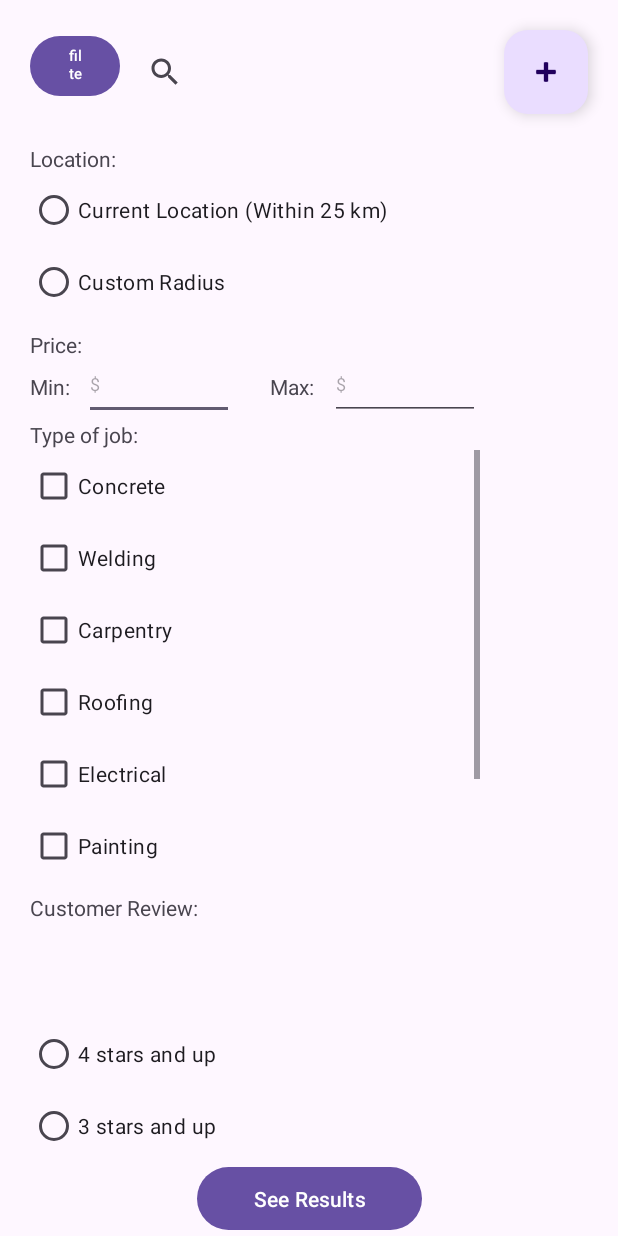
After one commit to branden6/Lend_A_Hand, an Android app: the SearchFilterActivity screen opened directly, with no data from a screen before it, on a phone screen of 412 x 824 dp. The commit adds this screen. Run offline under Robolectric (Android 15) with nearby library versions, the phone set to English and light mode, and no system bars.

Commit message:
created search filter activity, Added the filters, made different groups for different categories of filter. Changed filter functionality for main page... Having dinner, will be back

```diff
--- a/app/src/main/AndroidManifest.xml
+++ b/app/src/main/AndroidManifest.xml
@@ -13,6 +13,9 @@
         android:theme="@style/Theme.LendAHand"
         tools:targetApi="31">
         <activity
+            android:name=".SearchFilterActivity"
+            android:exported="false" />
+        <activity
             android:name=".MainActivity"
             android:exported="true">
             <intent-filter>
--- a/app/src/main/java/com/example/lendahand/MainActivity.java
+++ b/app/src/main/java/com/example/lendahand/MainActivity.java
@@ -1,6 +1,9 @@
 package com.example.lendahand;
 
+import android.content.Intent;
 import android.os.Bundle;
+import android.view.View;
+import android.widget.Button;
 import android.widget.ImageView;
 import android.widget.RatingBar;
 import android.widget.TextView;
@@ -17,6 +20,8 @@ public class MainActivity extends AppCompatActivity { //homescreen
     ImageView imageView1, imageView2, imageView3, imageView4, imageView5, imageView6;
     TextView textView1, textView2, textView3, textView4, textView5, textView6;
 
+    Button filterButton;
+
     @Override
     protected void onCreate(Bundle savedInstanceState) {
         super.onCreate(savedInstanceState);
@@ -29,6 +34,17 @@ public class MainActivity extends AppCompatActivity { //homescreen
         setPicturesOnListings();
         //set the listing price and name with method:
         setTextPriceAndListing();
+
+        //When filter button is selected, go to SearchFilterActivity class:
+        filterButton = findViewById(R.id.filterButton);
+        filterButton.setOnClickListener(new View.OnClickListener() {
+            @Override
+            public void onClick(View v) {
+                Intent intent = new Intent(MainActivity.this, SearchFilterActivity.class);
+                startActivity(intent);
+            }
+        });
+
 
 
 
--- /dev/null
+++ b/app/src/main/java/com/example/lendahand/SearchFilterActivity.java
@@ -0,0 +1,50 @@
+package com.example.lendahand;
+
+import android.os.Bundle;
+import android.text.Editable;
+import android.text.TextWatcher;
+import android.widget.EditText;
+
+import androidx.activity.EdgeToEdge;
+import androidx.appcompat.app.AppCompatActivity;
+import androidx.core.graphics.Insets;
+import androidx.core.view.ViewCompat;
+import androidx.core.view.WindowInsetsCompat;
+
+public class SearchFilterActivity extends AppCompatActivity {
+    EditText editTextMinPrice, editTextMaxPrice;
+
+    @Override
+    protected void onCreate(Bundle savedInstanceState) {
+        super.onCreate(savedInstanceState);
+        EdgeToEdge.enable(this);
+        setContentView(R.layout.activity_search_filter);
+
+        //addDollarSignToPrices(); //Just adding a dollar sign on the entered values for min/max price
+
+        ViewCompat.setOnApplyWindowInsetsListener(findViewById(R.id.main), (v, insets) -> {
+            Insets systemBars = insets.getInsets(WindowInsetsCompat.Type.systemBars());
+            v.setPadding(systemBars.left, systemBars.top, systemBars.right, systemBars.bottom);
+            return insets;
+        });
+    }
+
+    public void addDollarSignToPrices(){
+        editTextMinPrice = findViewById(R.id.editTextMinPrice);
+        editTextMaxPrice = findViewById(R.id.editTextMaxPrice);
+
+        editTextMinPrice.addTextChangedListener(new TextWatcher() {
+            @Override
+            public void beforeTextChanged(CharSequence s, int start, int count, int after) {
+            }
+
+            @Override
+            public void onTextChanged(CharSequence s, int start, int before, int count) {
+            }
+            public void afterTextChanged(Editable s) {
+                editTextMaxPrice.setText("$" + editTextMaxPrice.getText().toString());
+                editTextMinPrice.setText("$" + editTextMinPrice.getText().toString());
+            }
+        });
+    }
+}
--- a/app/src/main/res/layout/activity_main.xml
+++ b/app/src/main/res/layout/activity_main.xml
@@ -210,5 +210,16 @@
         app:layout_constraintEnd_toEndOf="parent"
         app:layout_constraintTop_toBottomOf="@+id/imageView7" />
 
+    <Button
+        android:id="@+id/filterButton"
+        android:layout_width="60dp"
+        android:layout_height="48dp"
+        android:layout_marginStart="20dp"
+        android:layout_marginTop="20dp"
+        android:text="filter"
+        android:textSize="10sp"
+        app:layout_constraintStart_toStartOf="parent"
+        app:layout_constraintTop_toTopOf="parent" />
+
 
 </androidx.constraintlayout.widget.ConstraintLayout>
--- /dev/null
+++ b/app/src/main/res/layout/activity_search_filter.xml
@@ -0,0 +1,253 @@
+<?xml version="1.0" encoding="utf-8"?>
+<androidx.constraintlayout.widget.ConstraintLayout xmlns:android="http://schemas.android.com/apk/res/android"
+    xmlns:app="http://schemas.android.com/apk/res-auto"
+    xmlns:tools="http://schemas.android.com/tools"
+    android:id="@+id/main"
+    android:layout_width="match_parent"
+    android:layout_height="match_parent"
+    tools:context=".SearchFilterActivity">
+
+    <com.google.android.material.floatingactionbutton.FloatingActionButton
+        android:id="@+id/floatingActionButton"
+        android:layout_width="wrap_content"
+        android:layout_height="wrap_content"
+        android:layout_marginTop="20dp"
+        android:layout_marginEnd="20dp"
+        android:clickable="true"
+        app:layout_constraintEnd_toEndOf="parent"
+        app:layout_constraintTop_toTopOf="parent"
+        app:srcCompat="@android:drawable/ic_input_add" />
+
+    <SearchView
+        android:id="@+id/HomeScreenSearchFilter"
+        android:layout_width="240dp"
+        android:layout_height="48dp"
+        android:layout_marginTop="24dp"
+        android:queryHint="Search"
+        app:layout_constraintEnd_toEndOf="parent"
+        app:layout_constraintStart_toStartOf="parent"
+        app:layout_constraintTop_toTopOf="parent">
+
+        <ListView
+            android:layout_width="match_parent"
+            android:layout_height="match_parent" />
+    </SearchView>
+
+    <Button
+        android:id="@+id/filterButton2"
+        android:layout_width="60dp"
+        android:layout_height="48dp"
+        android:layout_marginStart="20dp"
+        android:layout_marginTop="20dp"
+        android:text="filter"
+        android:textSize="10sp"
+        app:layout_constraintStart_toStartOf="parent"
+        app:layout_constraintTop_toTopOf="parent" />
+
+    <TextView
+        android:id="@+id/textViewLocation"
+        android:layout_width="wrap_content"
+        android:layout_height="wrap_content"
+        android:layout_marginStart="20dp"
+        android:layout_marginTop="96dp"
+        android:text="Location: "
+        android:textSize="14sp"
+        app:layout_constraintStart_toStartOf="parent"
+        app:layout_constraintTop_toTopOf="parent" />
+
+    <RadioGroup
+        android:id="@+id/radioGroupLocation"
+        android:layout_width="300dp"
+        android:layout_height="105dp"
+        android:layout_marginStart="20dp"
+        android:layout_marginTop="116dp"
+        app:layout_constraintStart_toStartOf="parent"
+        app:layout_constraintTop_toTopOf="parent">
+
+        <RadioButton
+            android:id="@+id/radioButtonCurrentLocation"
+            android:layout_width="match_parent"
+            android:layout_height="48dp"
+            android:text="Current Location (Within 25 km)"
+            android:textSize="14sp" />
+
+        <RadioButton
+            android:id="@+id/radioButtonCustomLocation"
+            android:layout_width="match_parent"
+            android:layout_height="wrap_content"
+            android:text="Custom Radius"
+            android:textSize="14sp" />
+    </RadioGroup>
+
+    <TextView
+        android:id="@+id/textViewPrice"
+        android:layout_width="wrap_content"
+        android:layout_height="wrap_content"
+        android:layout_marginStart="20dp"
+        android:layout_marginTop="220dp"
+        android:text="Price: "
+        android:textSize="14sp"
+        app:layout_constraintStart_toStartOf="parent"
+        app:layout_constraintTop_toTopOf="parent" />
+
+    <TextView
+        android:id="@+id/textViewMin"
+        android:layout_width="wrap_content"
+        android:layout_height="wrap_content"
+        android:layout_marginStart="20dp"
+        android:layout_marginTop="248dp"
+        android:text="Min:"
+        app:layout_constraintStart_toStartOf="parent"
+        app:layout_constraintTop_toTopOf="parent" />
+
+    <EditText
+        android:id="@+id/editTextMinPrice"
+        android:layout_width="100dp"
+        android:layout_height="48dp"
+        android:layout_marginStart="56dp"
+        android:layout_marginTop="232dp"
+        android:ems="10"
+        android:hint="$"
+        android:inputType="text"
+        android:textSize="12sp"
+        app:layout_constraintStart_toStartOf="parent"
+        app:layout_constraintTop_toTopOf="parent" />
+
+    <TextView
+        android:id="@+id/textViewMaxPrice"
+        android:layout_width="wrap_content"
+        android:layout_height="wrap_content"
+        android:layout_marginStart="180dp"
+        android:layout_marginTop="248dp"
+        android:text="Max:"
+        app:layout_constraintStart_toStartOf="parent"
+        app:layout_constraintTop_toTopOf="parent" />
+
+    <EditText
+        android:id="@+id/editTextMaxPrice"
+        android:layout_width="100dp"
+        android:layout_height="48dp"
+        android:layout_marginStart="220dp"
+        android:layout_marginTop="232dp"
+        android:ems="10"
+        android:hint="$"
+        android:inputType="text"
+        android:textSize="12sp"
+        app:layout_constraintStart_toStartOf="parent"
+        app:layout_constraintTop_toTopOf="parent" />
+
+    <TextView
+        android:id="@+id/textViewTypeJob"
+        android:layout_width="wrap_content"
+        android:layout_height="wrap_content"
+        android:layout_marginStart="20dp"
+        android:layout_marginTop="280dp"
+        android:text="Type of job:"
+        app:layout_constraintStart_toStartOf="parent"
+        app:layout_constraintTop_toTopOf="parent" />
+
+
+    <ScrollView
+        android:layout_width="300dp"
+        android:layout_height="290dp"
+        android:layout_marginStart="20dp"
+        android:layout_marginTop="300dp"
+        app:layout_constraintStart_toStartOf="parent"
+        app:layout_constraintTop_toTopOf="parent">
+
+        <LinearLayout
+            android:layout_width="300dp"
+            android:layout_height="250dp"
+            android:orientation="vertical">
+
+            <CheckBox
+                android:id="@+id/checkBoxConcrete"
+                android:layout_width="200dp"
+                android:layout_height="wrap_content"
+                android:text="Concrete" />
+
+            <CheckBox
+                android:id="@+id/checkBoxWelding"
+                android:layout_width="200dp"
+                android:layout_height="wrap_content"
+                android:text="Welding" />
+
+            <CheckBox
+                android:id="@+id/checkBoxCarpentry"
+                android:layout_width="200dp"
+                android:layout_height="wrap_content"
+                android:text="Carpentry" />
+
+            <CheckBox
+                android:id="@+id/checkBoxRoofing"
+                android:layout_width="200dp"
+                android:layout_height="wrap_content"
+                android:text="Roofing" />
+
+            <CheckBox
+                android:id="@+id/checkBoxElectrical"
+                android:layout_width="200dp"
+                android:layout_height="wrap_content"
+                android:text="Electrical" />
+
+            <CheckBox
+                android:id="@+id/checkBoxPainting"
+                android:layout_width="200dp"
+                android:layout_height="wrap_content"
+                android:text="Painting" />
+
+            <CheckBox
+                android:id="@+id/checkBoxDrills"
+                android:layout_width="200dp"
+                android:layout_height="wrap_content"
+                android:text="Drills" />
+
+            <CheckBox
+                android:id="@+id/checkBoxHammers"
+                android:layout_width="200dp"
+                android:layout_height="wrap_content"
+                android:text="Hammers" />
+        </LinearLayout>
+    </ScrollView>
+
+    <TextView
+        android:id="@+id/textViewCustomerReview"
+        android:layout_width="wrap_content"
+        android:layout_height="wrap_content"
+        android:layout_marginStart="20dp"
+        android:layout_marginTop="595dp"
+        android:text="Customer Review:"
+        app:layout_constraintStart_toStartOf="parent"
+        app:layout_constraintTop_toTopOf="parent" />
+
+    <RadioGroup
+        android:layout_width="300dp"
+        android:layout_height="100dp"
+        android:layout_marginStart="20dp"
+        android:layout_marginBottom="45dp"
+        app:layout_constraintBottom_toBottomOf="parent"
+        app:layout_constraintStart_toStartOf="parent">
+
+        <RadioButton
+            android:id="@+id/radioButton4starsCustomerReview"
+            android:layout_width="match_parent"
+            android:layout_height="48dp"
+            android:text="4 stars and up" />
+
+        <RadioButton
+            android:id="@+id/radioButton3stars"
+            android:layout_width="match_parent"
+            android:layout_height="48dp"
+            android:text="3 stars and up" />
+    </RadioGroup>
+
+    <Button
+        android:id="@+id/buttonSeeResults"
+        android:layout_width="150dp"
+        android:layout_height="50dp"
+        android:text="See Results"
+        app:layout_constraintBottom_toBottomOf="parent"
+        app:layout_constraintEnd_toEndOf="parent"
+        app:layout_constraintStart_toStartOf="parent" />
+
+</androidx.constraintlayout.widget.ConstraintLayout>
```
